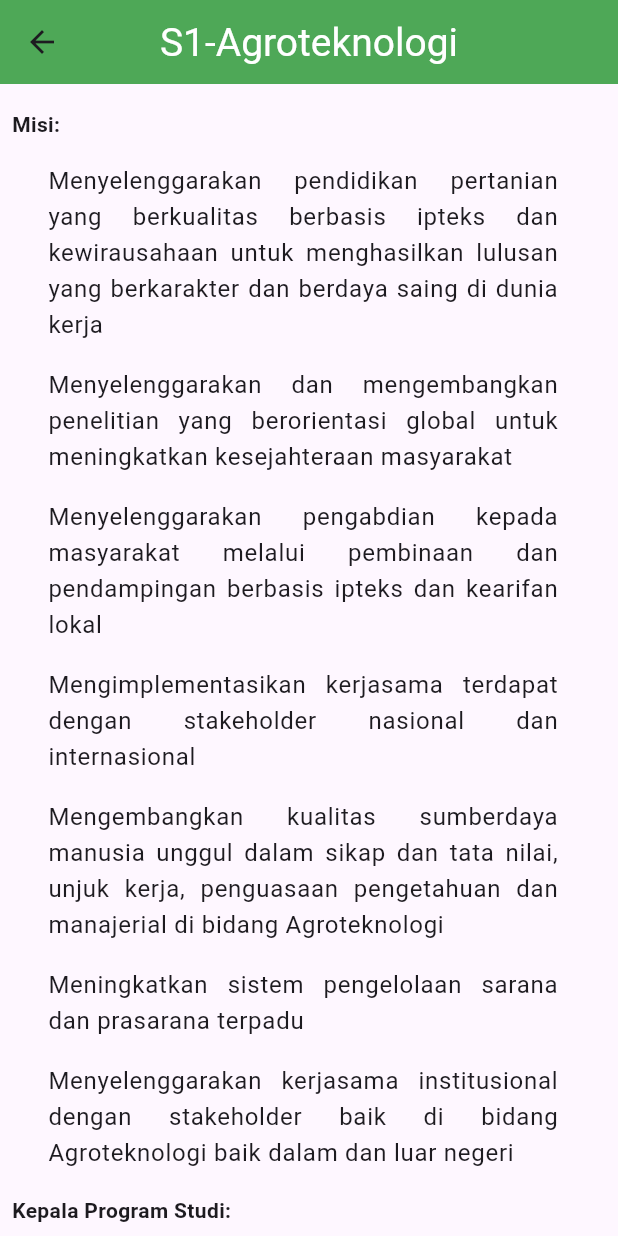
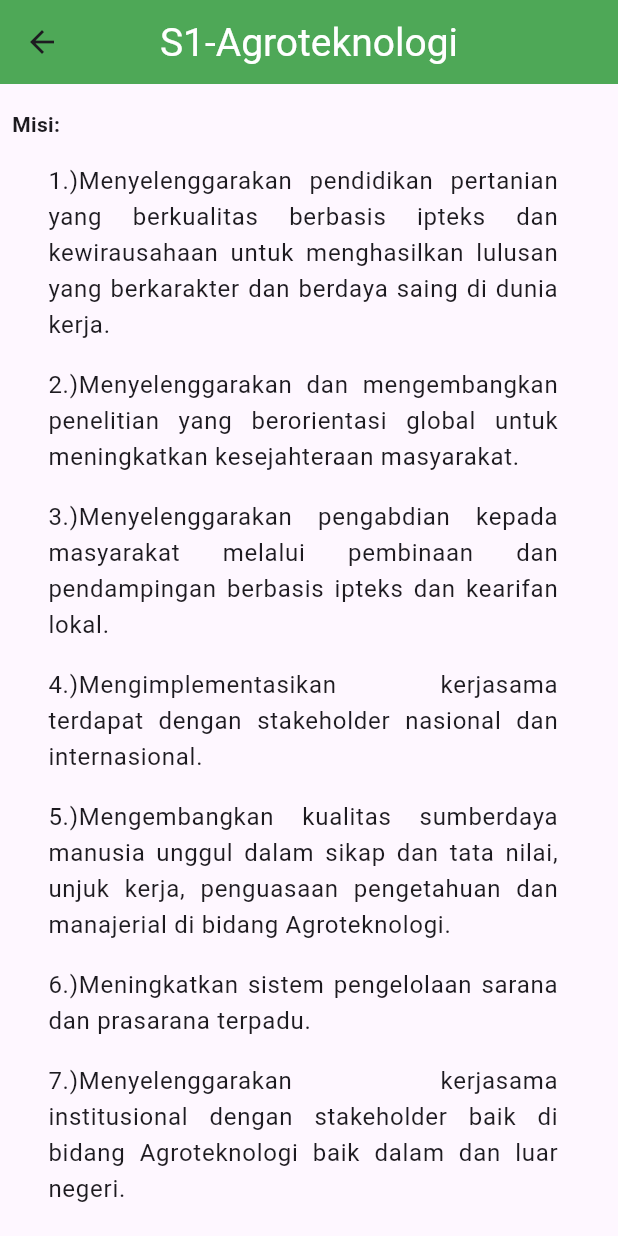
Before and after one commit to fallenrayveil/ETS_FapertaApps, a Flutter app: the ProdiDetail screen opened directly with sample values from the repository, scrolled down 576 dp, on a phone screen of 412 x 824 dp. Run offline on Flutter 3.47's test engine with Material 3 defaults, Android fonts, the phone set to English and light mode, and no system bars.

```diff
--- a/lib/prodi.dart
+++ b/lib/prodi.dart
@@ -21,13 +21,13 @@ class Prodi{
     'Jurusan Agroteknologi, Fakultas Pertanian UPN “Veteran” Jawa Timur berdiri pada tanggal 17 Mei 1968 dan diresmikan oleh Menteri Urusan Veteran dan Demobilisasi Republik Indonesia, dengan Surat Keputusan Pendirian Kajian Program No: 062/Kpts/Mentransvet/68, SK Izin Operasional No. 321/D/T/2008 didukung dengan SK penggabungan Program Studi No. 321/D/T/2008: 321/D/T/2008 didukung dengan surat keputusan penggabungan Program Studi No. 2449/D/T/2009: 2449/D/T/2009.',
     '“Menjadi program studi Agroteknologi unggul dalam penyelenggaraan pendidikan pertanian yang berkualitas berbasis IPTEK dan kewirausahaan guna pengembangan IPTEKS pertanian yang berkarakter belanegara.”',
     [
-      Misi('Menyelenggarakan pendidikan pertanian yang berkualitas berbasis ipteks dan kewirausahaan untuk menghasilkan lulusan yang berkarakter dan berdaya saing di dunia kerja'),
-      Misi('Menyelenggarakan dan mengembangkan penelitian yang berorientasi global untuk meningkatkan kesejahteraan masyarakat'),
-      Misi('Menyelenggarakan pengabdian kepada masyarakat melalui pembinaan dan pendampingan berbasis ipteks dan kearifan lokal'),
-      Misi('Mengimplementasikan kerjasama terdapat dengan stakeholder nasional dan internasional'),
-      Misi('Mengembangkan kualitas sumberdaya manusia unggul dalam sikap dan tata nilai, unjuk kerja, penguasaan pengetahuan dan manajerial di bidang Agroteknologi'),
-      Misi('Meningkatkan sistem pengelolaan sarana dan prasarana terpadu'),
-      Misi('Menyelenggarakan kerjasama institusional dengan stakeholder baik di bidang Agroteknologi baik dalam dan luar negeri'),
+      Misi('1.)Menyelenggarakan pendidikan pertanian yang berkualitas berbasis ipteks dan kewirausahaan untuk menghasilkan lulusan yang berkarakter dan berdaya saing di dunia kerja.'),
+      Misi('2.)Menyelenggarakan dan mengembangkan penelitian yang berorientasi global untuk meningkatkan kesejahteraan masyarakat.'),
+      Misi('3.)Menyelenggarakan pengabdian kepada masyarakat melalui pembinaan dan pendampingan berbasis ipteks dan kearifan lokal.'),
+      Misi('4.)Mengimplementasikan kerjasama terdapat dengan stakeholder nasional dan internasional.'),
+      Misi('5.)Mengembangkan kualitas sumberdaya manusia unggul dalam sikap dan tata nilai, unjuk kerja, penguasaan pengetahuan dan manajerial di bidang Agroteknologi.'),
+      Misi('6.)Meningkatkan sistem pengelolaan sarana dan prasarana terpadu.'),
+      Misi('7.)Menyelenggarakan kerjasama institusional dengan stakeholder baik di bidang Agroteknologi baik dalam dan luar negeri.'),
     ], 'A',
     'Dr. Ir. Bakti Wisnu Widjajani, M.P.',
     'https://agrotek.upnjatim.ac.id/',
@@ -87,19 +87,19 @@ class Prodi{
     'SEJARAH SINGKAT  JURUSAN AGRIBISNIS SEBAGAI UNIT PENGELOLA PROGRAM STUDI Fakultas Pertanian Universitas Pembangunan Nasional “Veteran” Jawa Timur Fakultas Pertanian sudah berdiri selama 51 tahun tepatnya sejak tanggal 17 Mei 1968.',
     'Visi Keilmuan Program Studi Agribisnis, Fakultas Pertanian, UPN “Veteran” Jawa Timur adalah terwujudnya Program Studi Agribisnis Fakultas Pertanian UPNVJT yang unggul dalam Agripreneurship Digital, menghasilkan sumberdaya manusia profesional, dan berkarakter bela negara.',
     [
-      Misi('Menyelenggarakan pendidikan Agribisnis yang berbasis teknologi digital untuk menghasilkan lulusan yang unggul dalam Agripreneurship Digital.'),
-      Misi('Mengembangkan kurikulum yang relevan dengan tuntutan pasar dan teknologi terkini untuk mendukung pengembangan sumber daya manusia profesional di bidang Agribisnis.'),
-      Misi('Mendorong penelitian dan pengembangan inovatif dalam Agribisnis Digital untuk meningkatkan daya saing dan kualitas produk pertanian.'),
-      Misi('Menyelenggarakan kegiatan pengabdian kepada masyarakat yang berorientasi pada pemberdayaan masyarakat petani dan pengusaha di bidang pertanian.'),
-      Misi('Mengintegrasikan nilai-nilai bela negara dalam setiap aspek kegiatan akademik dan non-akademik di lingkungan Program Studi Agribisnis Fakultas Pertanian UPNVJT.'),
+      Misi('1.)Menyelenggarakan pendidikan Agribisnis yang berbasis teknologi digital untuk menghasilkan lulusan yang unggul dalam Agripreneurship Digital.'),
+      Misi('2.)Mengembangkan kurikulum yang relevan dengan tuntutan pasar dan teknologi terkini untuk mendukung pengembangan sumber daya manusia profesional di bidang Agribisnis.'),
+      Misi('3.)Mendorong penelitian dan pengembangan inovatif dalam Agribisnis Digital untuk meningkatkan daya saing dan kualitas produk pertanian.'),
+      Misi('4.)Menyelenggarakan kegiatan pengabdian kepada masyarakat yang berorientasi pada pemberdayaan masyarakat petani dan pengusaha di bidang pertanian.'),
+      Misi('5.)Mengintegrasikan nilai-nilai bela negara dalam setiap aspek kegiatan akademik dan non-akademik di lingkungan Program Studi Agribisnis Fakultas Pertanian UPNVJT.'),
     ], 'A',
     'Prof. DR. Ir. Syarif Imam Hidayat, M.M.',
     'https://agribis.upnjatim.ac.id/',
     'agribisnis@upnjatim.ac.id',
     [
-      PrestasiMahasiswa("Penguatan Pelaksanaan Agripreneur Digital dengan Mitra dalam Program Kompetisi Kampus Merdeka (PKKM) Magang dan Pelatihan Digital Marketing"),
-      PrestasiMahasiswa("Program Studi Agribisnis UPN “Veteran” Jawa Timur Gelar “Agripreneur Digital Camp” Dorong Peningkatan Pemanfaatan Digital Marketing"),
-      PrestasiMahasiswa("Mahasiswa Universitas Pembangunan Nasional “Veteran” Jawa Timur Berhasil Mengubah Lahan Kosong Menjadi Taman TOGA")
+      PrestasiMahasiswa("1.)Penguatan Pelaksanaan Agripreneur Digital dengan Mitra dalam Program Kompetisi Kampus Merdeka (PKKM) Magang dan Pelatihan Digital Marketing."),
+      PrestasiMahasiswa("2.)Program Studi Agribisnis UPN “Veteran” Jawa Timur Gelar “Agripreneur Digital Camp” Dorong Peningkatan Pemanfaatan Digital Marketing."),
+      PrestasiMahasiswa("3.)Mahasiswa Universitas Pembangunan Nasional “Veteran” Jawa Timur Berhasil Mengubah Lahan Kosong Menjadi Taman TOGA.")
     ],
     [
       Dosen('Prof. Dr. Ir. Syarif Imam Hidayat, M.M.'),
@@ -133,13 +133,13 @@ class Prodi{
     'Jurusan Agroteknologi, Fakultas Pertanian UPN “Veteran” Jawa Timur berdiri pada tanggal 17 Mei 1968 dan diresmikan oleh Menteri Urusan Veteran dan Demobilisasi Republik Indonesia, dengan Surat Keputusan Pendirian Kajian Program No: 062/Kpts/Mentransvet/68, SK Izin Operasional No. 321/D/T/2008 didukung dengan SK penggabungan Program Studi No. 321/D/T/2008: 321/D/T/2008 didukung dengan surat keputusan penggabungan Program Studi No. 2449/D/T/2009: 2449/D/T/2009.',
     '“Menjadi program studi Agroteknologi unggul dalam penyelenggaraan pendidikan pertanian yang berkualitas berbasis IPTEK dan kewirausahaan guna pengembangan IPTEKS pertanian yang berkarakter belanegara.”',
     [
-      Misi('Menyelenggarakan pendidikan pertanian yang berkualitas berbasis ipteks dan kewirausahaan untuk menghasilkan lulusan yang berkarakter dan berdaya saing di dunia kerja'),
-      Misi('Menyelenggarakan dan mengembangkan penelitian yang berorientasi global untuk meningkatkan kesejahteraan masyarakat'),
-      Misi('Menyelenggarakan pengabdian kepada masyarakat melalui pembinaan dan pendampingan berbasis ipteks dan kearifan lokal'),
-      Misi('Mengimplementasikan kerjasama terdapat dengan stakeholder nasional dan internasional'),
-      Misi('Mengembangkan kualitas sumberdaya manusia unggul dalam sikap dan tata nilai, unjuk kerja, penguasaan pengetahuan dan manajerial di bidang Agroteknologi'),
-      Misi('Meningkatkan sistem pengelolaan sarana dan prasarana terpadu'),
-      Misi('Menyelenggarakan kerjasama institusional dengan stakeholder baik di bidang Agroteknologi baik dalam dan luar negeri'),
+      Misi('1.)Menyelenggarakan pendidikan pertanian yang berkualitas berbasis ipteks dan kewirausahaan untuk menghasilkan lulusan yang berkarakter dan berdaya saing di dunia kerja.'),
+      Misi('2.)Menyelenggarakan dan mengembangkan penelitian yang berorientasi global untuk meningkatkan kesejahteraan masyarakat.'),
+      Misi('3.)Menyelenggarakan pengabdian kepada masyarakat melalui pembinaan dan pendampingan berbasis ipteks dan kearifan lokal.'),
+      Misi('4.)Mengimplementasikan kerjasama terdapat dengan stakeholder nasional dan internasional.'),
+      Misi('5.)Mengembangkan kualitas sumberdaya manusia unggul dalam sikap dan tata nilai, unjuk kerja, penguasaan pengetahuan dan manajerial di bidang Agroteknologi.'),
+      Misi('6.)Meningkatkan sistem pengelolaan sarana dan prasarana terpadu.'),
+      Misi('7.)Menyelenggarakan kerjasama institusional dengan stakeholder baik di bidang Agroteknologi baik dalam dan luar negeri.'),
     ], 'A',
     'Dr. Ir. Bakti Wisnu Widjajani, M.P.',
     'https://agrotek.upnjatim.ac.id/',
@@ -199,19 +199,19 @@ class Prodi{
     'SEJARAH SINGKAT  JURUSAN AGRIBISNIS SEBAGAI UNIT PENGELOLA PROGRAM STUDI Fakultas Pertanian Universitas Pembangunan Nasional “Veteran” Jawa Timur Fakultas Pertanian sudah berdiri selama 51 tahun tepatnya sejak tanggal 17 Mei 1968.',
     'Visi Keilmuan Program Studi Agribisnis, Fakultas Pertanian, UPN “Veteran” Jawa Timur adalah terwujudnya Program Studi Agribisnis Fakultas Pertanian UPNVJT yang unggul dalam Agripreneurship Digital, menghasilkan sumberdaya manusia profesional, dan berkarakter bela negara.',
     [
-      Misi('Menyelenggarakan pendidikan Agribisnis yang berbasis teknologi digital untuk menghasilkan lulusan yang unggul dalam Agripreneurship Digital.'),
-      Misi('Mengembangkan kurikulum yang relevan dengan tuntutan pasar dan teknologi terkini untuk mendukung pengembangan sumber daya manusia profesional di bidang Agribisnis.'),
-      Misi('Mendorong penelitian dan pengembangan inovatif dalam Agribisnis Digital untuk meningkatkan daya saing dan kualitas produk pertanian.'),
-      Misi('Menyelenggarakan kegiatan pengabdian kepada masyarakat yang berorientasi pada pemberdayaan masyarakat petani dan pengusaha di bidang pertanian.'),
-      Misi('Mengintegrasikan nilai-nilai bela negara dalam setiap aspek kegiatan akademik dan non-akademik di lingkungan Program Studi Agribisnis Fakultas Pertanian UPNVJT.'),
+      Misi('1.)Menyelenggarakan pendidikan Agribisnis yang berbasis teknologi digital untuk menghasilkan lulusan yang unggul dalam Agripreneurship Digital.'),
+      Misi('2.)Mengembangkan kurikulum yang relevan dengan tuntutan pasar dan teknologi terkini untuk mendukung pengembangan sumber daya manusia profesional di bidang Agribisnis.'),
+      Misi('3.)Mendorong penelitian dan pengembangan inovatif dalam Agribisnis Digital untuk meningkatkan daya saing dan kualitas produk pertanian.'),
+      Misi('4.)Menyelenggarakan kegiatan pengabdian kepada masyarakat yang berorientasi pada pemberdayaan masyarakat petani dan pengusaha di bidang pertanian.'),
+      Misi('5.)Mengintegrasikan nilai-nilai bela negara dalam setiap aspek kegiatan akademik dan non-akademik di lingkungan Program Studi Agribisnis Fakultas Pertanian UPNVJT.'),
     ], 'A',
     'Prof. DR. Ir. Syarif Imam Hidayat, M.M.',
     'https://agribis.upnjatim.ac.id/',
     'agribisnis@upnjatim.ac.id',
     [
-      PrestasiMahasiswa("Penguatan Pelaksanaan Agripreneur Digital dengan Mitra dalam Program Kompetisi Kampus Merdeka (PKKM) Magang dan Pelatihan Digital Marketing"),
-      PrestasiMahasiswa("Program Studi Agribisnis UPN “Veteran” Jawa Timur Gelar “Agripreneur Digital Camp” Dorong Peningkatan Pemanfaatan Digital Marketing"),
-      PrestasiMahasiswa("Mahasiswa Universitas Pembangunan Nasional “Veteran” Jawa Timur Berhasil Mengubah Lahan Kosong Menjadi Taman TOGA")
+      PrestasiMahasiswa("1.)Penguatan Pelaksanaan Agripreneur Digital dengan Mitra dalam Program Kompetisi Kampus Merdeka (PKKM) Magang dan Pelatihan Digital Marketing."),
+      PrestasiMahasiswa("2.)Program Studi Agribisnis UPN “Veteran” Jawa Timur Gelar “Agripreneur Digital Camp” Dorong Peningkatan Pemanfaatan Digital Marketing."),
+      PrestasiMahasiswa("3.)Mahasiswa Universitas Pembangunan Nasional “Veteran” Jawa Timur Berhasil Mengubah Lahan Kosong Menjadi Taman TOGA.")
     ],
     [
       Dosen('Prof. Dr. Ir. Syarif Imam Hidayat, M.M.'),
@@ -245,19 +245,19 @@ class Prodi{
     'SEJARAH SINGKAT  JURUSAN AGRIBISNIS SEBAGAI UNIT PENGELOLA PROGRAM STUDI Fakultas Pertanian Universitas Pembangunan Nasional “Veteran” Jawa Timur Fakultas Pertanian sudah berdiri selama 51 tahun tepatnya sejak tanggal 17 Mei 1968.',
     'Visi Keilmuan Program Studi Agribisnis, Fakultas Pertanian, UPN “Veteran” Jawa Timur adalah terwujudnya Program Studi Agribisnis Fakultas Pertanian UPNVJT yang unggul dalam Agripreneurship Digital, menghasilkan sumberdaya manusia profesional, dan berkarakter bela negara.',
     [
-      Misi('Menyelenggarakan pendidikan Agribisnis yang berbasis teknologi digital untuk menghasilkan lulusan yang unggul dalam Agripreneurship Digital.'),
-      Misi('Mengembangkan kurikulum yang relevan dengan tuntutan pasar dan teknologi terkini untuk mendukung pengembangan sumber daya manusia profesional di bidang Agribisnis.'),
-      Misi('Mendorong penelitian dan pengembangan inovatif dalam Agribisnis Digital untuk meningkatkan daya saing dan kualitas produk pertanian.'),
-      Misi('Menyelenggarakan kegiatan pengabdian kepada masyarakat yang berorientasi pada pemberdayaan masyarakat petani dan pengusaha di bidang pertanian.'),
-      Misi('Mengintegrasikan nilai-nilai bela negara dalam setiap aspek kegiatan akademik dan non-akademik di lingkungan Program Studi Agribisnis Fakultas Pertanian UPNVJT.'),
+      Misi('1.)Menyelenggarakan pendidikan Agribisnis yang berbasis teknologi digital untuk menghasilkan lulusan yang unggul dalam Agripreneurship Digital.'),
+      Misi('2.)Mengembangkan kurikulum yang relevan dengan tuntutan pasar dan teknologi terkini untuk mendukung pengembangan sumber daya manusia profesional di bidang Agribisnis.'),
+      Misi('3.)Mendorong penelitian dan pengembangan inovatif dalam Agribisnis Digital untuk meningkatkan daya saing dan kualitas produk pertanian.'),
+      Misi('4.)Menyelenggarakan kegiatan pengabdian kepada masyarakat yang berorientasi pada pemberdayaan masyarakat petani dan pengusaha di bidang pertanian.'),
+      Misi('5.)Mengintegrasikan nilai-nilai bela negara dalam setiap aspek kegiatan akademik dan non-akademik di lingkungan Program Studi Agribisnis Fakultas Pertanian UPNVJT.'),
     ], 'A',
     'Prof. DR. Ir. Syarif Imam Hidayat, M.M.',
     'https://agribis.upnjatim.ac.id/',
     'agribisnis@upnjatim.ac.id',
     [
-      PrestasiMahasiswa("Penguatan Pelaksanaan Agripreneur Digital dengan Mitra dalam Program Kompetisi Kampus Merdeka (PKKM) Magang dan Pelatihan Digital Marketing"),
-      PrestasiMahasiswa("Program Studi Agribisnis UPN “Veteran” Jawa Timur Gelar “Agripreneur Digital Camp” Dorong Peningkatan Pemanfaatan Digital Marketing"),
-      PrestasiMahasiswa("Mahasiswa Universitas Pembangunan Nasional “Veteran” Jawa Timur Berhasil Mengubah Lahan Kosong Menjadi Taman TOGA")
+      PrestasiMahasiswa("1.)Penguatan Pelaksanaan Agripreneur Digital dengan Mitra dalam Program Kompetisi Kampus Merdeka (PKKM) Magang dan Pelatihan Digital Marketing."),
+      PrestasiMahasiswa("2.)Program Studi Agribisnis UPN “Veteran” Jawa Timur Gelar “Agripreneur Digital Camp” Dorong Peningkatan Pemanfaatan Digital Marketing."),
+      PrestasiMahasiswa("3.)Mahasiswa Universitas Pembangunan Nasional “Veteran” Jawa Timur Berhasil Mengubah Lahan Kosong Menjadi Taman TOGA.")
     ],
     [
       Dosen('Prof. Dr. Ir. Syarif Imam Hidayat, M.M.'),
```
